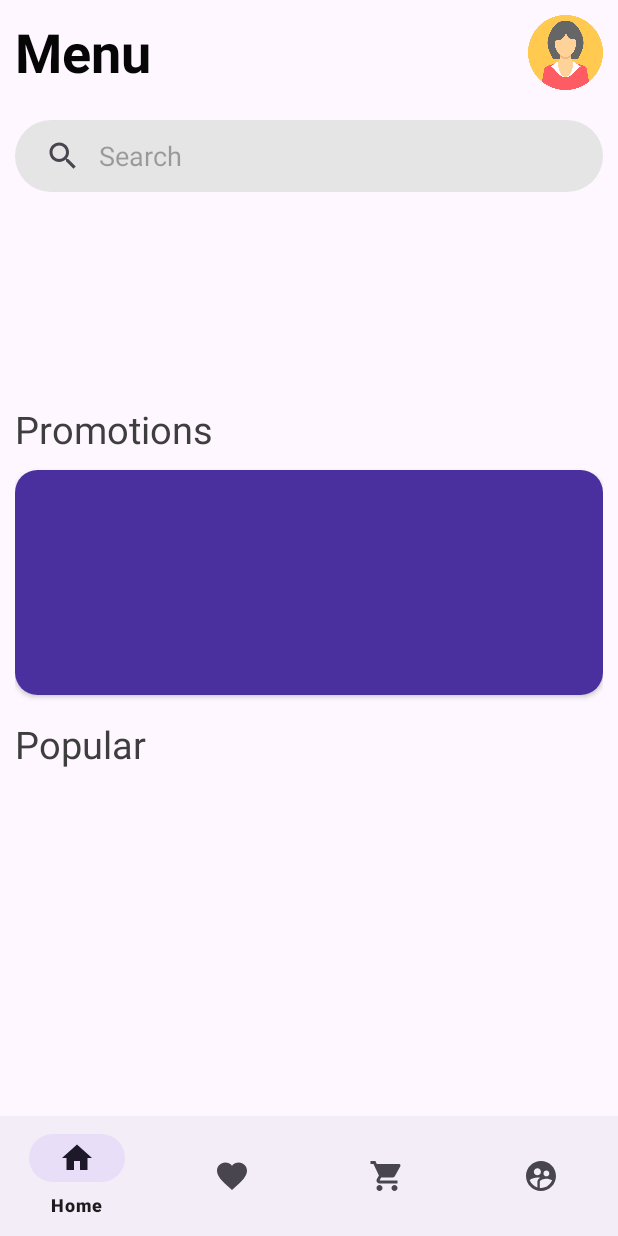
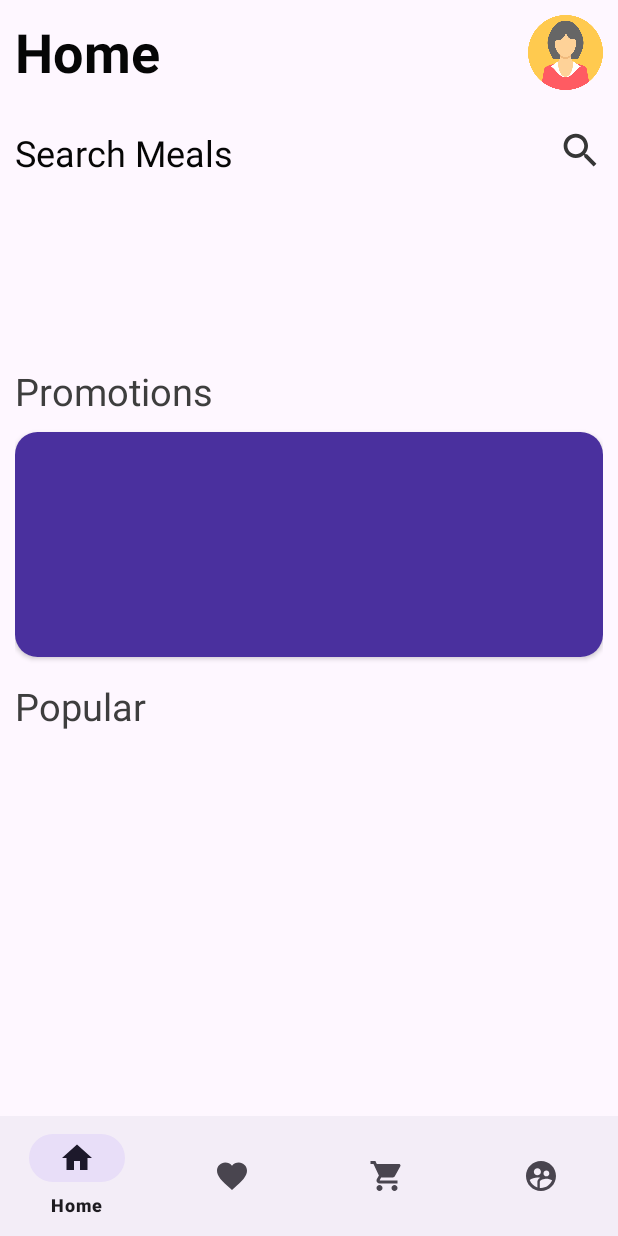
Before and after one commit to Dbriane208/Food-App, an Android app: the MainActivity screen opened directly, with no data from a screen before it, on a phone screen of 412 x 824 dp. Run offline under Robolectric (Android 15) with nearby library versions, the phone set to English and light mode, and no system bars; our stand-ins replace Room's generated code, Timber, navigation-ui; pictures from the network do not load.

Commit message:
Implemented Search functionality

```diff
--- a/app/src/main/java/daniel/brian/fooddeliveryapp/fragments/HomeFragment.kt
+++ b/app/src/main/java/daniel/brian/fooddeliveryapp/fragments/HomeFragment.kt
@@ -6,8 +6,10 @@ import android.view.LayoutInflater
 import android.view.View
 import android.view.ViewGroup
 import androidx.fragment.app.Fragment
+import androidx.navigation.fragment.findNavController
 import androidx.recyclerview.widget.LinearLayoutManager
 import com.bumptech.glide.Glide
+import daniel.brian.fooddeliveryapp.R
 import daniel.brian.fooddeliveryapp.activities.CategoryViewsActivity
 import daniel.brian.fooddeliveryapp.activities.MainActivity
 import daniel.brian.fooddeliveryapp.activities.MealCategory
@@ -69,6 +71,14 @@ class HomeFragment : Fragment() {
         homeMvvm.getMealsByCategory()
         observeCategoryMealsLiveData()
         onCategoryClick()
+
+        onSearchClick()
+    }
+
+    private fun onSearchClick() {
+        binding.searchHome.setOnClickListener {
+            findNavController().navigate(R.id.action_homeFragment_to_searchFragment)
+        }
     }
 
     private fun onCategoryClick() {
--- a/app/src/main/java/daniel/brian/fooddeliveryapp/retrofit/MealApi.kt
+++ b/app/src/main/java/daniel/brian/fooddeliveryapp/retrofit/MealApi.kt
@@ -12,7 +12,7 @@ interface MealApi {
     @GET("random.php")
     fun getRandomMeal(): Call<MealList>
 
-    @GET("filter.php?")
+    @GET("filter.php")
     fun getPopularItems(@Query("c") CategoryName: String): Call<MealsByCategory>
 
     @GET("categories.php")
@@ -21,9 +21,12 @@ interface MealApi {
     @GET("filter.php")
     fun getMealsByCategory(@Query("c") categoryName: String): Call<MealsByCategory>
 
-    @GET("filter.php?")
+    @GET("filter.php")
     fun getDrinkCategories(@Query("c") categoryName: String): Call<OrdinaryDrinks>
 
-    @GET("lookup.php?")
+    @GET("lookup.php")
     fun getMealDetails(@Query("i") id: String): Call<MealList>
+
+    @GET("search.php")
+    fun searchMeals(@Query("s") mealName: String): Call<MealList>
 }
--- /dev/null
+++ b/app/src/main/res/drawable/arrow_search.xml
@@ -0,0 +1,5 @@
+<vector android:autoMirrored="true" android:height="24dp"
+    android:tint="#363636" android:viewportHeight="24"
+    android:viewportWidth="24" android:width="24dp" xmlns:android="http://schemas.android.com/apk/res/android">
+    <path android:fillColor="@android:color/white" android:pathData="M12,4l-1.41,1.41L16.17,11H4v2h12.17l-5.58,5.59L12,20l8,-8z"/>
+</vector>
--- /dev/null
+++ b/app/src/main/res/drawable/btn_search.xml
@@ -0,0 +1,5 @@
+<vector android:height="24dp" android:tint="#363636"
+    android:viewportHeight="24" android:viewportWidth="24"
+    android:width="24dp" xmlns:android="http://schemas.android.com/apk/res/android">
+    <path android:fillColor="@android:color/white" android:pathData="M15.5,14h-0.79l-0.28,-0.27C15.41,12.59 16,11.11 16,9.5 16,5.91 13.09,3 9.5,3S3,5.91 3,9.5 5.91,16 9.5,16c1.61,0 3.09,-0.59 4.23,-1.57l0.27,0.28v0.79l5,4.99L20.49,19l-4.99,-5zM9.5,14C7.01,14 5,11.99 5,9.5S7.01,5 9.5,5 14,7.01 14,9.5 11.99,14 9.5,14z"/>
+</vector>
--- a/app/src/main/res/layout/fragment_home.xml
+++ b/app/src/main/res/layout/fragment_home.xml
@@ -30,7 +30,7 @@
             android:layout_width="0dp"
             android:layout_height="wrap_content"
             android:layout_weight="1"
-            android:text="Menu"
+            android:text="Home"
             android:textSize="36sp"
             android:textStyle="bold"
             android:textColor="#060606"
@@ -44,26 +44,42 @@
             android:importantForAccessibility="no" />
     </LinearLayout>
 
-        <SearchView
-            android:id="@+id/searchView"
-            android:layout_width="match_parent"
-            android:layout_height="wrap_content"
-            android:queryHint="Search"
-            android:iconifiedByDefault="false"
-            android:layout_marginTop="20dp"
-            android:queryBackground="@android:color/transparent"
-            android:background="@drawable/search_background"
-            app:layout_constraintTop_toBottomOf="@id/header_holder"
-            app:layout_constraintStart_toStartOf="parent"
-            app:layout_constraintEnd_toEndOf="parent"/>
+    <LinearLayout
+        android:id="@+id/menuHolder"
+        android:layout_width="match_parent"
+        android:layout_height="wrap_content"
+        android:orientation="horizontal"
+        android:layout_marginTop="25dp"
+        app:layout_constraintTop_toBottomOf="@+id/header_holder"
+        app:layout_constraintStart_toStartOf="parent"
+        app:layout_constraintEnd_toEndOf="parent">
+
+        <TextView
+             android:layout_width="0dp"
+             android:layout_height="wrap_content"
+             android:layout_weight="1"
+             android:text="Search Meals"
+             android:textSize="24sp"
+             android:textColor="#060606"
+            android:textAlignment="viewStart"
+             tools:ignore="HardcodedText" />
+
+             <ImageView
+                 android:id="@+id/searchHome"
+                 android:layout_width="30dp"
+                 android:layout_height="30dp"
+                 android:scaleType="fitXY"
+                 android:src="@drawable/btn_search"
+                 android:importantForAccessibility="no" />
+            </LinearLayout>
 
     <androidx.recyclerview.widget.RecyclerView
         android:id="@+id/categoryView"
         android:layout_width="match_parent"
         android:layout_height="100dp"
-        android:layout_marginTop="25dp"
+        android:layout_marginTop="15dp"
         android:paddingEnd="10dp"
-        app:layout_constraintTop_toBottomOf="@+id/searchView"
+        app:layout_constraintTop_toBottomOf="@+id/menuHolder"
         app:layout_constraintStart_toStartOf="parent"
         app:layout_constraintEnd_toEndOf="parent"
         tools:ignore="RtlSymmetry" />
@@ -76,7 +92,7 @@
         android:textStyle="normal"
         android:textSize="25sp"
         android:textColor="#3e3e3e"
-        android:layout_marginTop="15dp"
+        android:layout_marginTop="10dp"
         app:layout_constraintTop_toBottomOf="@id/categoryView"
         app:layout_constraintStart_toStartOf="parent"
         app:layout_constraintEnd_toEndOf="parent"
--- a/app/src/main/res/navigation/nav_graph.xml
+++ b/app/src/main/res/navigation/nav_graph.xml
@@ -9,7 +9,11 @@
         android:id="@+id/homeFragment"
         android:name="daniel.brian.fooddeliveryapp.fragments.HomeFragment"
         android:label="fragment_home"
-        tools:layout="@layout/fragment_home" />
+        tools:layout="@layout/fragment_home" >
+        <action
+            android:id="@+id/action_homeFragment_to_searchFragment"
+            app:destination="@id/searchFragment" />
+    </fragment>
     <fragment
         android:id="@+id/favoritesFragment"
         android:name="daniel.brian.fooddeliveryapp.fragments.FavoritesFragment"
@@ -25,4 +29,9 @@
         android:name="daniel.brian.fooddeliveryapp.fragments.UserProfileFragment"
         android:label="fragment_profile"
         tools:layout="@layout/fragment_userprofile" />
+    <fragment
+        android:id="@+id/searchFragment"
+        android:name="daniel.brian.fooddeliveryapp.fragments.SearchFragment"
+        android:label="fragment_search"
+        tools:layout="@layout/fragment_search" />
 </navigation>
--- a/app/src/main/res/values/colors.xml
+++ b/app/src/main/res/values/colors.xml
@@ -3,4 +3,5 @@
     <color name="primary">#4a309e</color>
     <color name="black">#FF000000</color>
     <color name="white">#FFFFFFFF</color>
+
 </resources>
```
Also changed, not shown: app/src/main/java/daniel/brian/fooddeliveryapp/fragments/SearchFragment.kt (added, +102 -0 lines), app/src/main/java/daniel/brian/fooddeliveryapp/viewmodel/HomeViewModel.kt (+29 -4 lines), app/src/main/res/layout/fragment_search.xml (added, +55 -0 lines).
